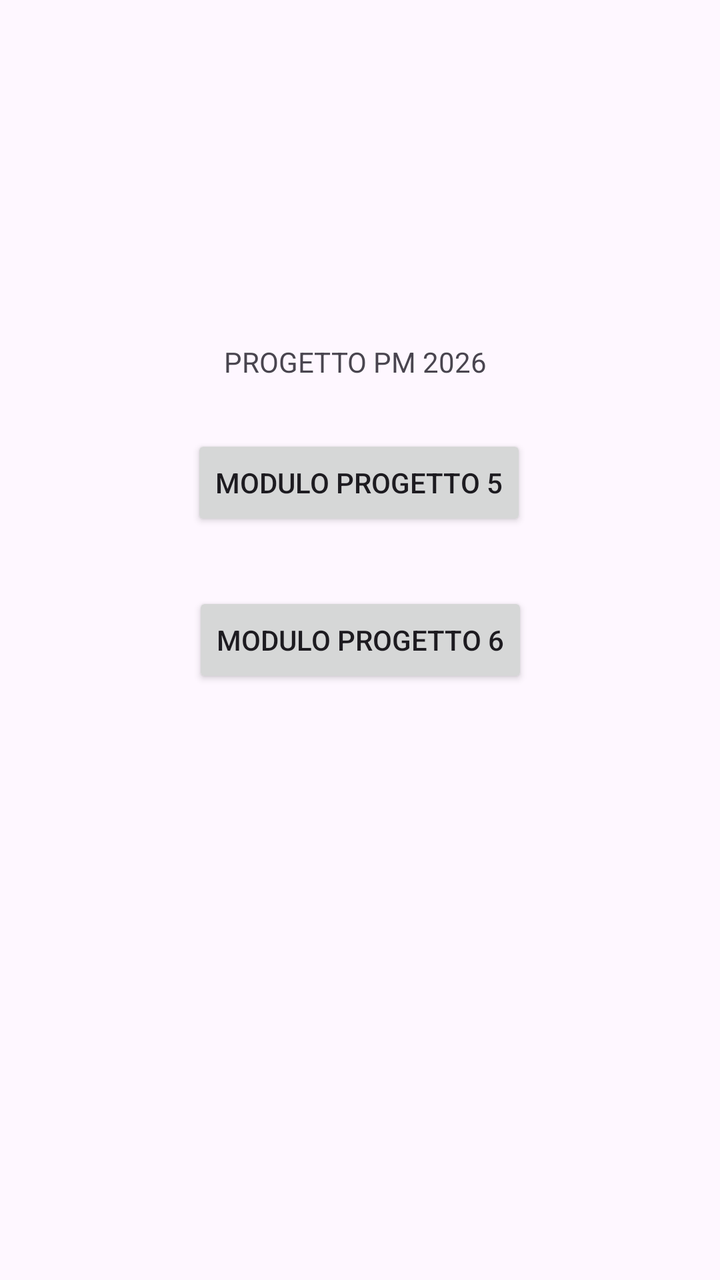
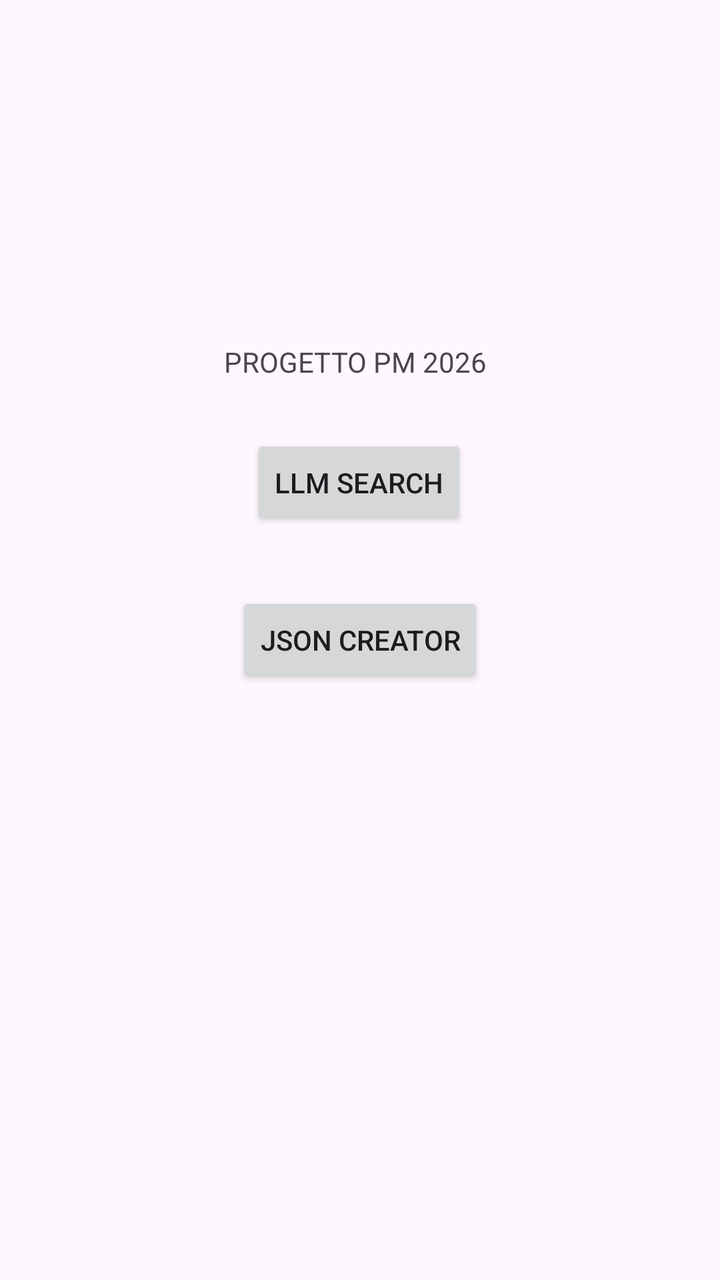

An Android layout rendered at two revisions. The XML below is the earlier revision; the diff shows what the commit changed to produce the second picture.
<!-- AndroidManifest.xml: application theme Theme.ProgettoPM2026 -->
<!-- res/layout/activity_main.xml -->
<?xml version="1.0" encoding="utf-8"?>
<androidx.constraintlayout.widget.ConstraintLayout xmlns:android="http://schemas.android.com/apk/res/android"
    xmlns:app="http://schemas.android.com/apk/res-auto"
    xmlns:tools="http://schemas.android.com/tools"
    android:id="@+id/main"
    android:layout_width="match_parent"
    android:layout_height="match_parent"
    tools:context=".MainActivity">

    <TextView
        android:id="@+id/textView"
        android:layout_width="wrap_content"
        android:layout_height="wrap_content"
        android:text="PROGETTO PM 2026"
        app:layout_constraintBottom_toBottomOf="parent"
        app:layout_constraintEnd_toEndOf="parent"
        app:layout_constraintHorizontal_bias="0.491"
        app:layout_constraintStart_toStartOf="parent"
        app:layout_constraintTop_toTopOf="parent"
        app:layout_constraintVertical_bias="0.276" />

    <Button
        android:id="@+id/button"
        android:layout_width="wrap_content"
        android:layout_height="wrap_content"
        android:text="Modulo progetto 5"
        app:layout_constraintBottom_toBottomOf="parent"
        app:layout_constraintEnd_toEndOf="parent"
        app:layout_constraintHorizontal_bias="0.498"
        app:layout_constraintStart_toStartOf="parent"
        app:layout_constraintTop_toTopOf="parent"
        app:layout_constraintVertical_bias="0.367" />

    <Button
        android:id="@+id/button2"
        android:layout_width="wrap_content"
        android:layout_height="wrap_content"
        android:text="modulo progetto 6"
        app:layout_constraintBottom_toBottomOf="parent"
        app:layout_constraintEnd_toEndOf="parent"
        app:layout_constraintStart_toStartOf="parent"
        app:layout_constraintTop_toTopOf="parent" />

</androidx.constraintlayout.widget.ConstraintLayout>
<!-- resources referenced by this layout -->
<resources>
  <style name="Theme.ProgettoPM2026" parent="Base.Theme.ProgettoPM2026" />
  <style name="Base.Theme.ProgettoPM2026" parent="Theme.Material3.DayNight.NoActionBar">
          
          
      </style>
</resources>

<!-- the commit's change to res/layout/activity_main.xml (unified diff, before → after) -->
@@ -1,5 +1,6 @@
 <?xml version="1.0" encoding="utf-8"?>
-<androidx.constraintlayout.widget.ConstraintLayout xmlns:android="http://schemas.android.com/apk/res/android"
+<androidx.constraintlayout.widget.ConstraintLayout
+    xmlns:android="http://schemas.android.com/apk/res/android"
     xmlns:app="http://schemas.android.com/apk/res-auto"
     xmlns:tools="http://schemas.android.com/tools"
     android:id="@+id/main"
@@ -11,7 +12,7 @@
         android:id="@+id/textView"
         android:layout_width="wrap_content"
         android:layout_height="wrap_content"
-        android:text="PROGETTO PM 2026"
+        android:text="@string/progetto_pm_2026"
         app:layout_constraintBottom_toBottomOf="parent"
         app:layout_constraintEnd_toEndOf="parent"
         app:layout_constraintHorizontal_bias="0.491"
@@ -20,10 +21,10 @@
         app:layout_constraintVertical_bias="0.276" />
 
     <Button
-        android:id="@+id/button"
+        android:id="@+id/search_button"
         android:layout_width="wrap_content"
         android:layout_height="wrap_content"
-        android:text="Modulo progetto 5"
+        android:text="@string/llm_search"
         app:layout_constraintBottom_toBottomOf="parent"
         app:layout_constraintEnd_toEndOf="parent"
         app:layout_constraintHorizontal_bias="0.498"
@@ -32,10 +33,10 @@
         app:layout_constraintVertical_bias="0.367" />
 
     <Button
-        android:id="@+id/button2"
+        android:id="@+id/creator_button"
         android:layout_width="wrap_content"
         android:layout_height="wrap_content"
-        android:text="modulo progetto 6"
+        android:text="@string/json_creator"
         app:layout_constraintBottom_toBottomOf="parent"
         app:layout_constraintEnd_toEndOf="parent"
         app:layout_constraintStart_toStartOf="parent"
<!-- resource entries referenced after the edit -->
@@ -1,5 +1,8 @@
 <!-- resources referenced by this layout -->
 <resources>
+  <string name="json_creator">Json creator</string>
+  <string name="llm_search">LLM Search</string>
+  <string name="progetto_pm_2026">PROGETTO PM 2026</string>
   <style name="Theme.ProgettoPM2026" parent="Base.Theme.ProgettoPM2026" />
   <style name="Base.Theme.ProgettoPM2026" parent="Theme.Material3.DayNight.NoActionBar">
           
